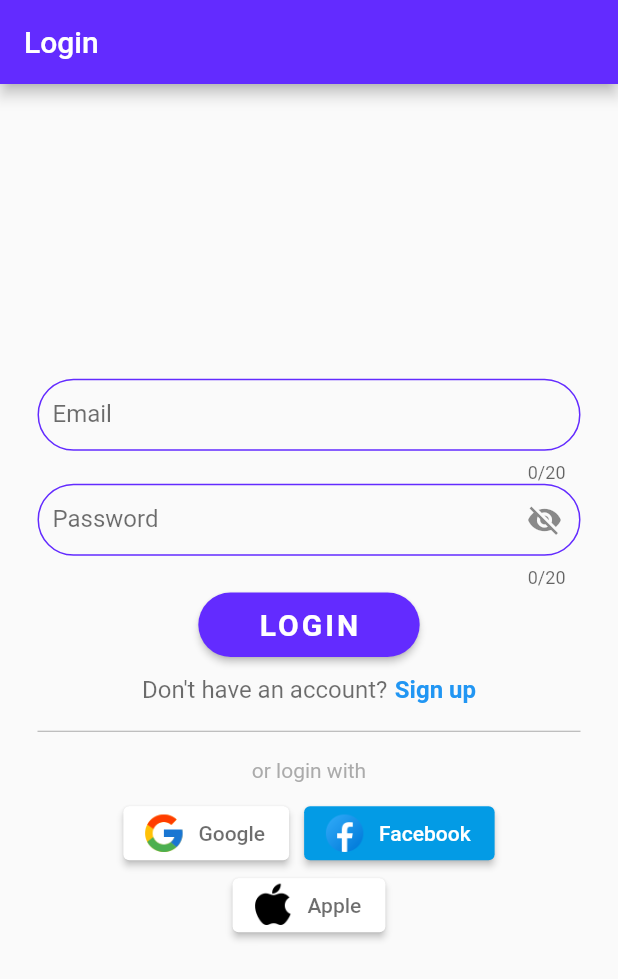
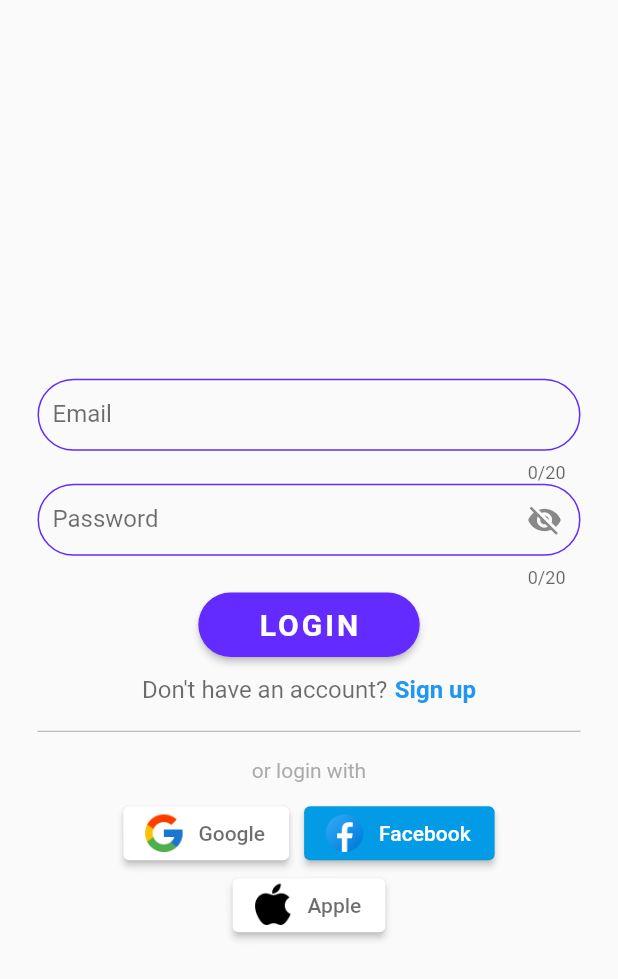
Before and after one commit to johndeweyzxc/Telegraph, a Flutter app: the screen it shows after launch, on a phone screen of 412 x 824 dp. Shown: the top 979 px of the screen. Run offline on Flutter 3.47's test engine with Material 2 defaults, Android fonts, the phone set to English and light mode, and no system bars; our stand-ins replace firebase_auth, firebase_core; accounts and stored records are empty.

Commit message:
Made the AppBar title transparent and changed the color of status bar into productColor

```diff
--- a/lib/login_page.dart
+++ b/lib/login_page.dart
@@ -2,6 +2,7 @@
 
 import 'package:flutter/material.dart';
 import 'package:firebase_auth/firebase_auth.dart';
+import 'package:flutter/services.dart';
 import 'package:telegraph/google_auth.dart';
 import 'package:telegraph/register_page.dart';
 import 'package:telegraph/const_var.dart';
@@ -35,8 +36,11 @@ class _LoginPageState extends State<LoginPage> {
   // AppBar
   AppBar appBar() {
     return AppBar(
-      backgroundColor: productColor,
-      title: const Text("Login"),
+      backgroundColor: Colors.transparent,
+      elevation: 0,
+      systemOverlayStyle: const SystemUiOverlayStyle(
+        statusBarColor: productColor,
+      ),
     );
   }
 
```
